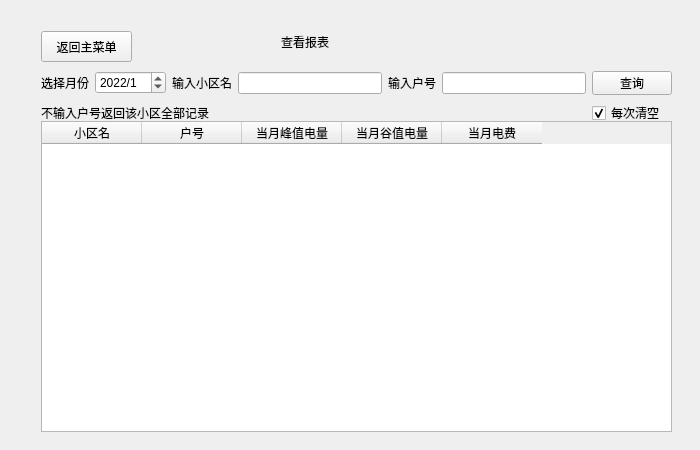
This is ElecSystem/staff.ui in RongjunZhou/ElecSys as Qt 5 draws it before an edit. The edited form follows.
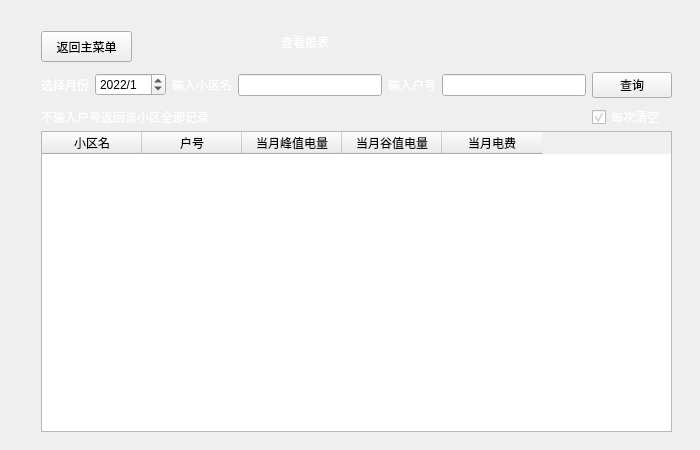
This is the edited form. The open tabs and pages were chosen to show the change. Icons and pictures are not drawn.

```diff
--- a/ElecSystem/staff.ui
+++ b/ElecSystem/staff.ui
@@ -40,7 +40,7 @@
 }</string>
   </property>
   <layout class="QGridLayout" name="gridLayout">
-   <item row="0" column="1">
+   <item row="0" column="0">
     <widget class="QStackedWidget" name="stackedWidget">
      <property name="styleSheet">
       <string notr="true">QWidgit
@@ -201,7 +201,7 @@
        </property>
        <property name="styleSheet">
         <string notr="true">font: 28pt &quot;华文行楷&quot;;
-color:rgb(0, 0, 0)</string>
+color: rgb(255, 255, 255);</string>
        </property>
        <property name="text">
         <string>查看报表</string>
@@ -229,12 +229,15 @@
          <x>30</x>
          <y>60</y>
          <width>631</width>
-         <height>54</height>
+         <height>60</height>
         </rect>
        </property>
        <layout class="QGridLayout" name="gridLayout_3">
         <item row="0" column="4">
          <widget class="QLabel" name="label_8">
+          <property name="styleSheet">
+           <string notr="true">color: rgb(255, 255, 255);</string>
+          </property>
           <property name="text">
            <string>输入户号</string>
           </property>
@@ -245,6 +248,9 @@
         </item>
         <item row="0" column="2">
          <widget class="QLabel" name="label_7">
+          <property name="styleSheet">
+           <string notr="true">color: rgb(255, 255, 255);</string>
+          </property>
           <property name="text">
            <string>输入小区名</string>
           </property>
@@ -282,6 +288,9 @@
         </item>
         <item row="0" column="0">
          <widget class="QLabel" name="label_6">
+          <property name="styleSheet">
+           <string notr="true">color: rgb(255, 255, 255);</string>
+          </property>
           <property name="text">
            <string>选择月份</string>
           </property>
@@ -289,6 +298,9 @@
         </item>
         <item row="0" column="6">
          <widget class="QPushButton" name="pushButton_7">
+          <property name="styleSheet">
+           <string notr="true">font: 12pt &quot;微软雅黑&quot;;</string>
+          </property>
           <property name="text">
            <string>查询</string>
           </property>
@@ -296,6 +308,9 @@
         </item>
         <item row="1" column="0" colspan="6">
          <widget class="QLabel" name="label_9">
+          <property name="styleSheet">
+           <string notr="true">color: rgb(255, 255, 255);</string>
+          </property>
           <property name="text">
            <string>不输入户号返回该小区全部记录</string>
           </property>
@@ -303,6 +318,9 @@
         </item>
         <item row="1" column="6">
          <widget class="QCheckBox" name="checkBox">
+          <property name="styleSheet">
+           <string notr="true">color: rgb(255, 255, 255);</string>
+          </property>
           <property name="text">
            <string>每次清空</string>
           </property>
@@ -323,9 +341,9 @@
        <property name="geometry">
         <rect>
          <x>30</x>
-         <y>110</y>
+         <y>120</y>
          <width>631</width>
-         <height>311</height>
+         <height>301</height>
         </rect>
        </property>
        <attribute name="horizontalHeaderCascadingSectionResizes">
```
Left out of the diff: 18 changed lines with no effect on the pictures.
